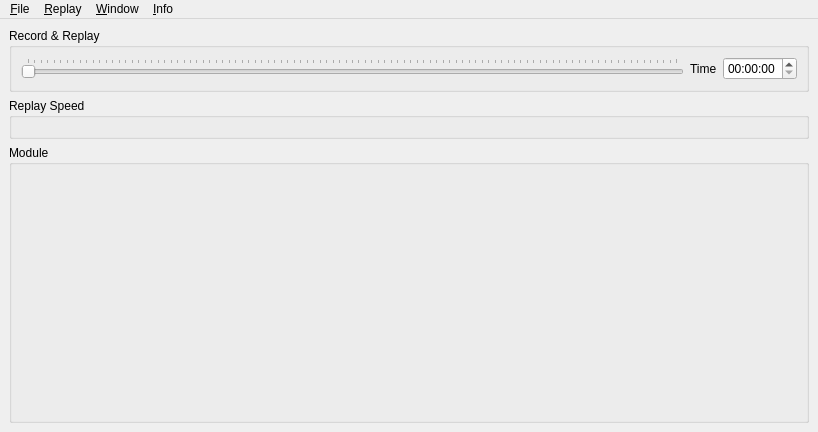
This is src/UserInterface/src/MainWindow.ui in till213/SkyDolly as Qt 5 draws it before an edit. The edited form follows.
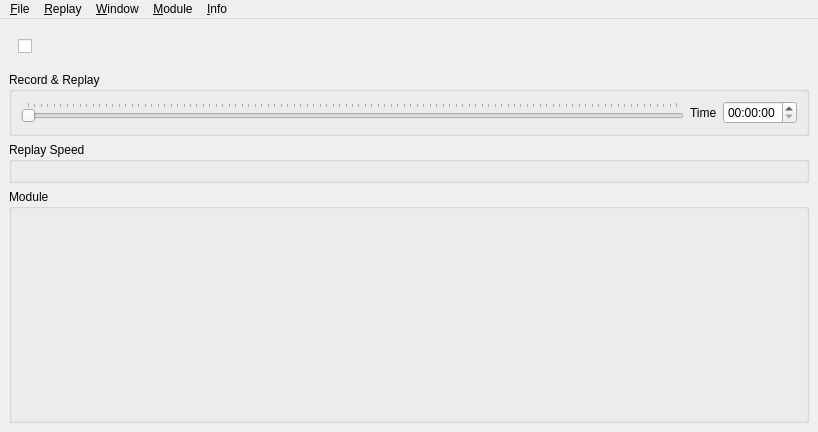
This is the edited form. Icons and pictures are not drawn.

Commit message: Implement module switching

Patch:
```diff
--- a/src/UserInterface/src/MainWindow.ui
+++ b/src/UserInterface/src/MainWindow.ui
@@ -33,6 +33,32 @@
     <property name="sizeConstraint">
      <enum>QLayout::SetMinimumSize</enum>
     </property>
+    <item>
+     <widget class="QWidget" name="moduleSelectorWidget" native="true">
+      <layout class="QHBoxLayout" name="moduleSelectorLayout">
+       <item>
+        <widget class="QCheckBox" name="moduleSelectorVisibleCheckBox">
+         <property name="text">
+          <string/>
+         </property>
+        </widget>
+       </item>
+       <item>
+        <spacer name="horizontalSpacer">
+         <property name="orientation">
+          <enum>Qt::Horizontal</enum>
+         </property>
+         <property name="sizeHint" stdset="0">
+          <size>
+           <width>40</width>
+           <height>20</height>
+          </size>
+         </property>
+        </spacer>
+       </item>
+      </layout>
+     </widget>
+    </item>
     <item>
      <widget class="QGroupBox" name="replayGroupBox">
       <property name="sizePolicy">
@@ -138,10 +164,7 @@
         <enum>QLayout::SetMinimumSize</enum>
        </property>
        <item>
-        <widget class="QStackedWidget" name="moduleStackWidget">
-         <widget class="QWidget" name="page"/>
-         <widget class="QWidget" name="page_2"/>
-        </widget>
+        <widget class="QStackedWidget" name="moduleStackWidget"/>
        </item>
       </layout>
      </widget>
@@ -221,9 +244,15 @@
     <addaction name="slowMenu"/>
     <addaction name="fastMenu"/>
    </widget>
+   <widget class="QMenu" name="moduleMenu">
+    <property name="title">
+     <string>&amp;Module</string>
+    </property>
+   </widget>
    <addaction name="fileMenu"/>
    <addaction name="replayMenu"/>
    <addaction name="viewMenu"/>
+   <addaction name="moduleMenu"/>
    <addaction name="infoMenu"/>
   </widget>
   <action name="quitAction">
```
The commit also changes 12 other files.
